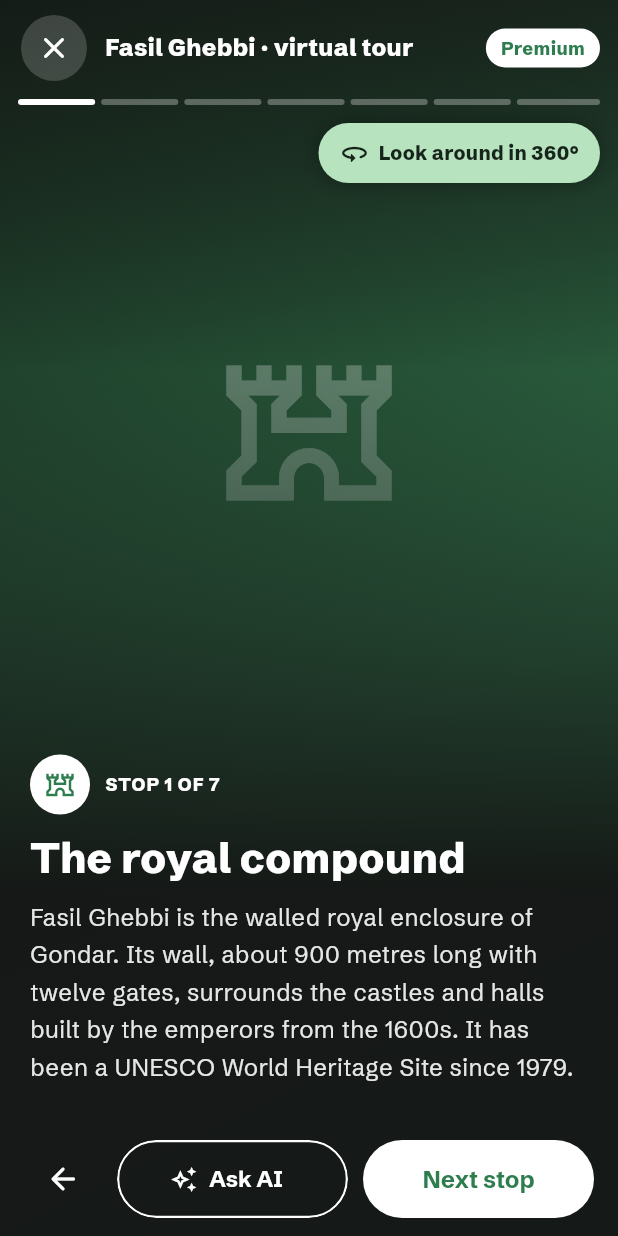
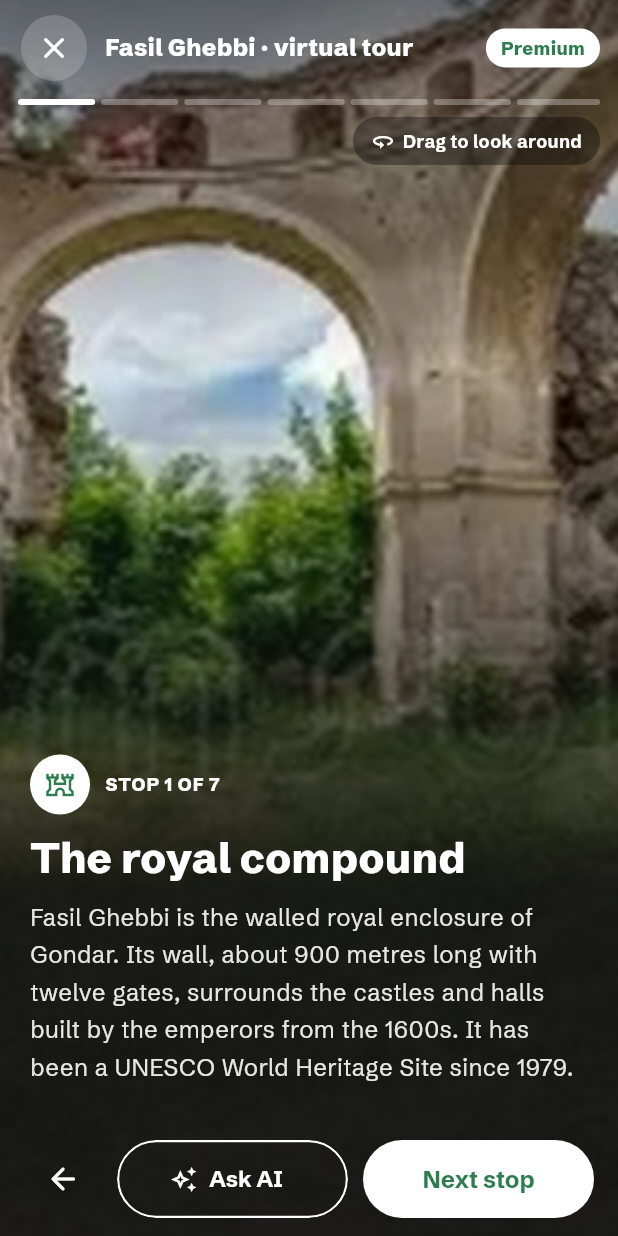
Before and after one commit to yata13/visit-gonder-, a Flutter app: the _Tour screen opened directly, on a phone screen of 412 x 824 dp. Run offline on Flutter 3.47's test engine with Material 3 defaults, Android fonts, the phone set to English and light mode, and no system bars; our stand-ins replace audioplayers, cached_network_image, flutter_dotenv, flutter_local_notifications, flutter_map, flutter_riverpod and 8 more; missing offline and left inert: mobile_scanner; accounts and stored records are empty.

Commit message:
Virtual tour: drop the extra tap into 360°, show it directly
Each stop previously opened on a static photo + text page, with a
separate "Look around in 360°" button pushing a second screen for
the actual panorama. Collapse that into one: the panorama is now
the stop's page itself, with the text overlaid on top.

Co-Authored-By: Claude Sonnet 5 <noreply@anthropic.com>
Claude-Session: https://claude.ai/code/session_01LSQtriTUhLKsRzVgz13b78

```diff
--- a/visit_gondar_app/lib/screens/tour/virtual_tour_screen.dart
+++ b/visit_gondar_app/lib/screens/tour/virtual_tour_screen.dart
@@ -1,10 +1,8 @@
 import 'package:flutter/material.dart';
 import 'package:flutter_riverpod/flutter_riverpod.dart';
 import '../../theme/app_theme.dart';
-import '../../providers/data_providers.dart';
 import '../../providers/language_provider.dart';
 import '../../providers/tier_provider.dart';
-import '../../widgets/shimmer_image.dart';
 import '../../widgets/ui.dart';
 import '../../widgets/panorama_360.dart';
 import '../../core/constants/app_constants.dart';
@@ -196,20 +194,6 @@ class _TourState extends ConsumerState<_Tour> {
     super.dispose();
   }
 
-  /// Best photo for a stop from the live sites + places tables.
-  String _photoFor(_Stop stop, List<Map<String, dynamic>> rows,
-      String fallback) {
-    for (final k in stop.keywords) {
-      for (final r in rows) {
-        final name = ((r['name_en'] ?? r['name'] ?? '') as String)
-            .toLowerCase();
-        final photo = (r['photo'] ?? '') as String;
-        if (photo.isNotEmpty && name.contains(k)) return photo;
-      }
-    }
-    return fallback;
-  }
-
   void _go(int i) => _ctrl.animateToPage(i,
       duration: const Duration(milliseconds: 380),
       curve: Curves.easeOutCubic);
@@ -217,12 +201,6 @@ class _TourState extends ConsumerState<_Tour> {
   @override
   Widget build(BuildContext context) {
     final am = isAm(ref.watch(languageProvider));
-    final rows = [
-      ...ref.watch(sitesProvider).valueOrNull ?? const <Map<String, dynamic>>[],
-      ...ref.watch(placesProvider).valueOrNull ??
-          const <Map<String, dynamic>>[],
-    ];
-    final fasil = _photoFor(_stops.first, rows, '');
     final last = _page == _stops.length - 1;
 
     return Scaffold(
@@ -236,7 +214,6 @@ class _TourState extends ConsumerState<_Tour> {
             stop: _stops[i],
             index: i,
             am: am,
-            photo: _photoFor(_stops[i], rows, fasil),
           ),
         ),
 
@@ -283,39 +260,25 @@ class _TourState extends ConsumerState<_Tour> {
                       )),
                 ),
               ),
-              const SizedBox(height: 12),
+              const SizedBox(height: 8),
               Align(
                 alignment: Alignment.centerRight,
-                child: PressScale(
-                  onTap: () => pushScreen(
-                    context,
-                    Panorama360Screen(
-                      asset: _panorama,
-                      am: am,
-                      title: am ? _stops[_page].titleAm : _stops[_page].titleEn,
-                      initialHeading: _panoramaHeadings[
-                          _page % _panoramaHeadings.length],
-                    ),
-                  ),
                 child: Container(
-                    height: 40,
-                    padding: const EdgeInsets.symmetric(horizontal: 14),
+                  height: 32,
+                  padding: const EdgeInsets.symmetric(horizontal: 12),
                   decoration: BoxDecoration(
-                      color: AppColors.brandGold,
-                      borderRadius: BorderRadius.circular(20),
-                      boxShadow: const [BoxShadow(
-                          color: Color(0x55000000), blurRadius: 12)],
+                    color: Colors.black.withValues(alpha: 0.35),
+                    borderRadius: BorderRadius.circular(16),
                   ),
                   child: Row(mainAxisSize: MainAxisSize.min, children: [
                     const Icon(Icons.threesixty_rounded,
-                          size: 20, color: AppColors.black),
-                      const SizedBox(width: 6),
-                      Text(am ? 'በ360° ይመልከቱ' : 'Look around in 360°',
-                          style: const TextStyle(fontSize: 13,
-                              fontWeight: FontWeight.w800,
-                              color: AppColors.black)),
+                        size: 16, color: Colors.white),
+                    const SizedBox(width: 5),
+                    Text(am ? 'ለመዞር ይጎትቱ' : 'Drag to look around',
+                        style: const TextStyle(fontSize: 12,
+                            fontWeight: FontWeight.w700,
+                            color: Colors.white)),
                   ]),
-                  ),
                 ),
               ),
             ]),
@@ -382,39 +345,21 @@ class _StopPage extends StatelessWidget {
   final _Stop stop;
   final int index;
   final bool am;
-  final String photo;
   const _StopPage({
     required this.stop,
     required this.index,
     required this.am,
-    required this.photo,
   });
 
   @override
   Widget build(BuildContext context) {
     return Stack(fit: StackFit.expand, children: [
-      // Photo with a slow pan-and-zoom so it feels like walking in.
-      if (photo.isNotEmpty)
-        TweenAnimationBuilder<double>(
-          key: ValueKey('kb-$index'),
-          tween: Tween(begin: 1.0, end: 1.18),
-          duration: const Duration(seconds: 14),
-          curve: Curves.easeOut,
-          builder: (_, s, child) => Transform.scale(
-            scale: s,
-            alignment: index.isEven
-                ? Alignment.centerLeft
-                : Alignment.centerRight,
-            child: child,
-          ),
-          child: ShimmerImage(url: photo, borderRadius: BorderRadius.zero),
-        )
-      else
-        Container(
-          decoration: AppDecor.night(radius: 0),
-          alignment: const Alignment(0, -0.35),
-          child: Icon(stop.icon, size: 120,
-              color: Colors.white.withValues(alpha: 0.25)),
+      // The 360° view itself is the stop's page — no extra tap needed
+      // to see it.
+      Panorama360(
+        key: ValueKey('pano-$index'),
+        asset: _panorama,
+        initialHeading: _panoramaHeadings[index % _panoramaHeadings.length],
       ),
       const DecoratedBox(
         decoration: BoxDecoration(
```
Lines whose indentation alone changed are shown as unchanged.
